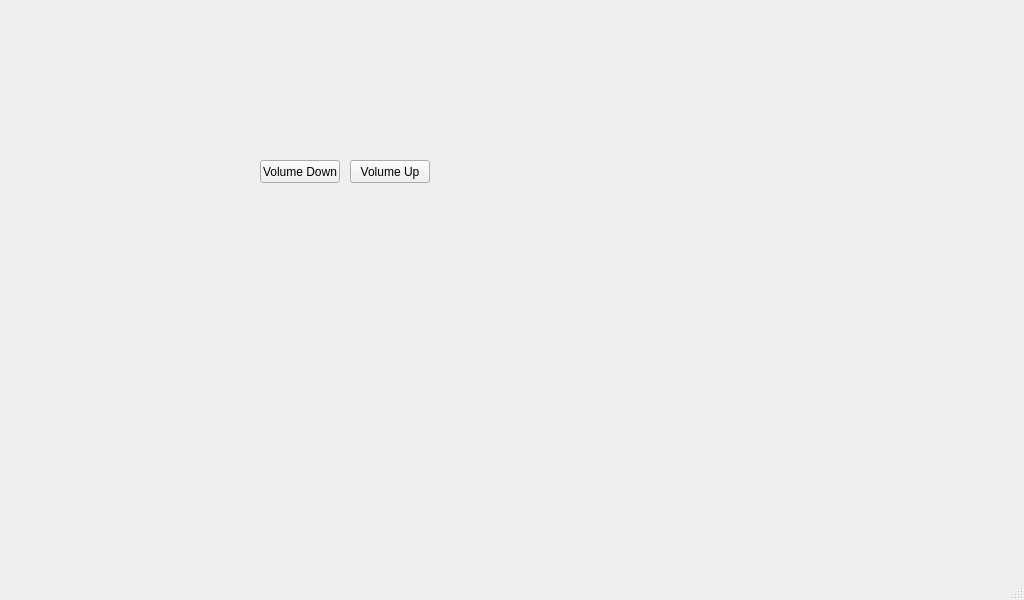
Before: the Qt Designer form mainwindow.ui in h7-v/suzuki-lj-dashboard, drawn with Qt 5.
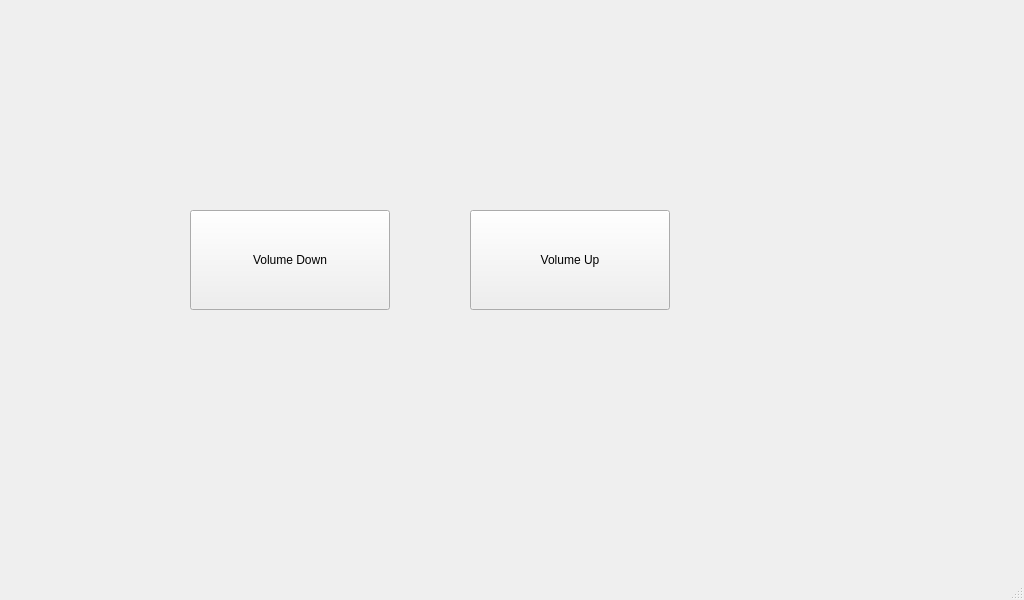
After: the same form once the commit is applied.

Commit message: Make buttons bigger for touchscreen testing

Diff of the .ui file:
```diff
--- a/mainwindow.ui
+++ b/mainwindow.ui
@@ -17,10 +17,10 @@
    <widget class="QPushButton" name="volDownButton">
     <property name="geometry">
      <rect>
-      <x>260</x>
-      <y>160</y>
-      <width>80</width>
-      <height>23</height>
+      <x>190</x>
+      <y>210</y>
+      <width>200</width>
+      <height>100</height>
      </rect>
     </property>
     <property name="text">
@@ -30,10 +30,10 @@
    <widget class="QPushButton" name="volUpButton">
     <property name="geometry">
      <rect>
-      <x>350</x>
-      <y>160</y>
-      <width>80</width>
-      <height>23</height>
+      <x>470</x>
+      <y>210</y>
+      <width>200</width>
+      <height>100</height>
      </rect>
     </property>
     <property name="text">
```
The commit also changes 1 other file.
